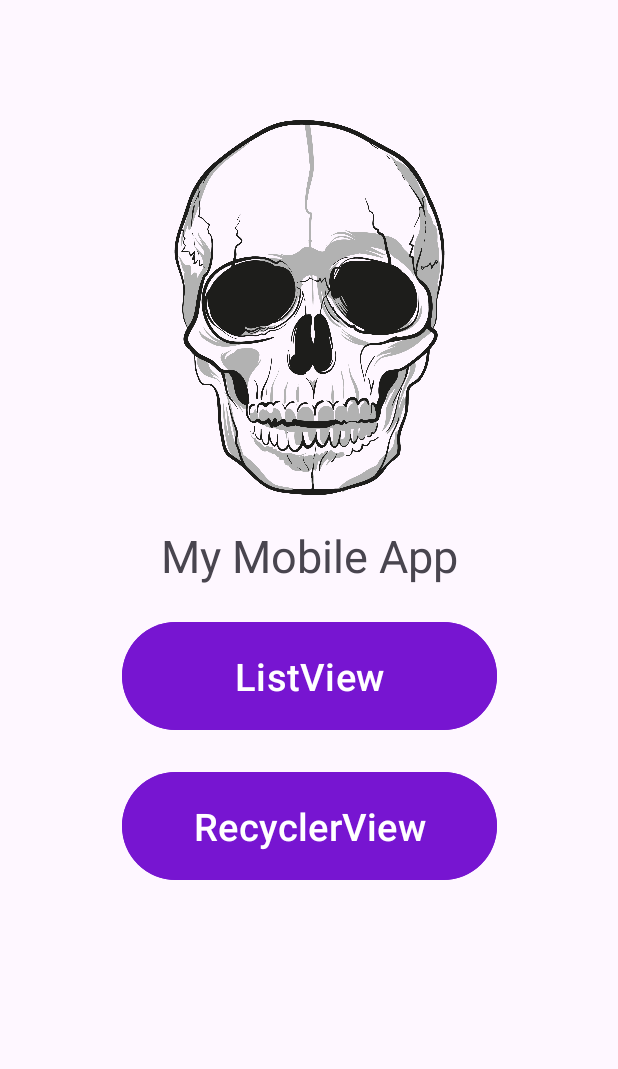
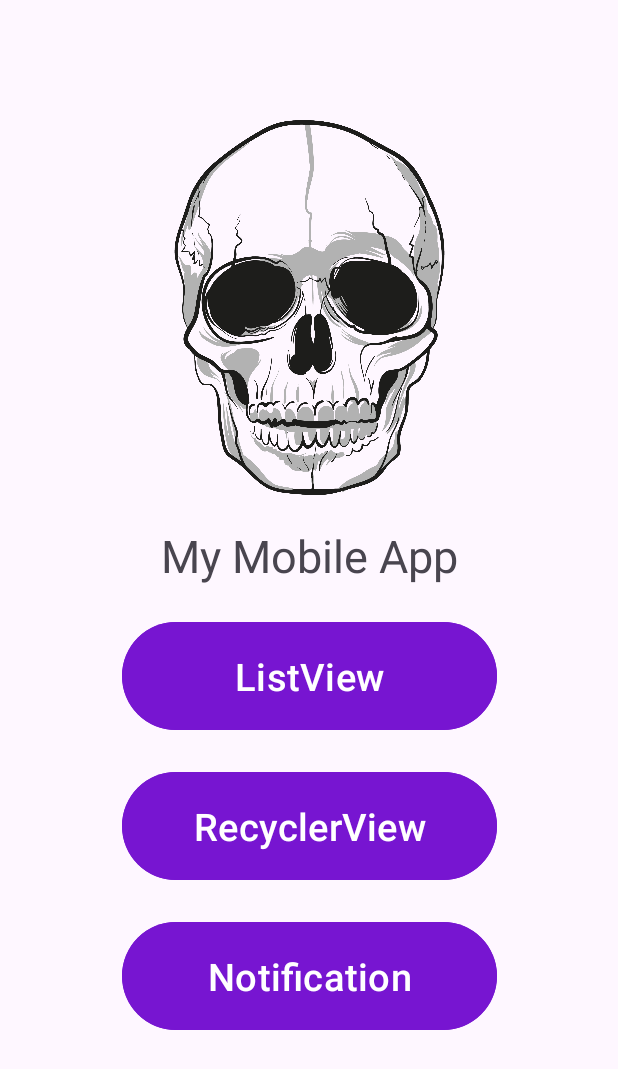
Before and after one commit to matyukhin00/MobileDevelopment, an Android app: the screen it shows after launch (MainActivity), on a phone screen of 412 x 824 dp. Shown: the top 1069 px of the screen. Run offline under Robolectric (Android 15) with nearby library versions, the light colour scheme and no system bars.

Commit message:
practice 6 in proccess

```diff
--- a/app/src/main/AndroidManifest.xml
+++ b/app/src/main/AndroidManifest.xml
@@ -1,6 +1,10 @@
 <?xml version="1.0" encoding="utf-8"?>
 <manifest xmlns:android="http://schemas.android.com/apk/res/android"
     xmlns:tools="http://schemas.android.com/tools">
+
+    <uses-permission android:name="android.permission.POST_NOTIFICATIONS" />
+    <uses-permission android:name="android.permission.NOTIFICATION" />
+    <uses-permission android:name="android.permission.SYSTEM_ALERT_WINDOW" />
 
     <application
         android:allowBackup="true"
@@ -12,6 +16,8 @@
         android:supportsRtl="true"
         android:theme="@style/Theme.MobileDevelopment"
         tools:targetApi="31">
+
+
         <activity
             android:name=".MainActivity"
             android:exported="true">
--- a/app/src/main/java/com/example/mobiledevelopment/StartFragment.java
+++ b/app/src/main/java/com/example/mobiledevelopment/StartFragment.java
@@ -1,17 +1,39 @@
 package com.example.mobiledevelopment;
 
+import android.app.NotificationChannel;
+import android.app.NotificationManager;
+import android.content.Context;
+import android.content.pm.PackageManager;
+import android.os.Build;
 import android.os.Bundle;
 import android.util.Log;
 import android.view.LayoutInflater;
 import android.view.View;
 import android.view.ViewGroup;
 
+import androidx.annotation.Nullable;
+import androidx.core.app.ActivityCompat;
+import androidx.core.app.NotificationCompat;
+import androidx.core.app.NotificationManagerCompat;
 import androidx.fragment.app.Fragment;
 import androidx.navigation.Navigation;
 
 public class StartFragment extends Fragment {
+    public final String CHANNEL_ID = "Channel_ID";
+    private final int notificationId = 10;
     public StartFragment() {
         super(R.layout.fragment_start);
+    }
+    @Override
+    public void onCreate(@Nullable Bundle savedInstanceState) {
+        super.onCreate(savedInstanceState);
+        if (Build.VERSION.SDK_INT >= Build.VERSION_CODES.O) {
+            NotificationChannel channel = new NotificationChannel(CHANNEL_ID, "Channel 1", NotificationManager.IMPORTANCE_HIGH);
+            channel.setDescription("This is Channel 1");
+            NotificationManager notificationManager = (NotificationManager)requireContext()
+                    .getSystemService(Context.NOTIFICATION_SERVICE);
+            notificationManager.createNotificationChannel(channel);
+        }
     }
     @Override
     public View onCreateView(LayoutInflater inflater, ViewGroup container, Bundle savedInstanceState) {
@@ -34,6 +56,24 @@ public class StartFragment extends Fragment {
                 Navigation.findNavController(v).navigate(R.id.startToRecycler, bundle);
             }
         });
+
+        view.findViewById(R.id.buttonNotification).setOnClickListener(new View.OnClickListener() {
+            @Override
+            public void onClick(View v) {
+                NotificationCompat.Builder builder = new NotificationCompat.Builder(requireContext(), CHANNEL_ID)
+                        .setSmallIcon(R.drawable.baseline_ac_unit_24)
+                        .setContentTitle("My Mobile App")
+                        .setContentText("It's my first notification")
+                        .setPriority(NotificationCompat.PRIORITY_HIGH);
+
+                NotificationManagerCompat notificationManager = NotificationManagerCompat.from(requireContext());
+                if (ActivityCompat.checkSelfPermission(requireContext(), Manifest.permission) != PackageManager.PERMISSION_GRANTED)
+                    return;
+                notificationManager.notify(notificationId, builder.build());
+
+            }
+        });
+
         return view;
     }
 }
--- /dev/null
+++ b/app/src/main/res/drawable/baseline_ac_unit_24.xml
@@ -0,0 +1,7 @@
+<vector android:height="24dp" android:tint="#000000"
+    android:viewportHeight="24" android:viewportWidth="24"
+    android:width="24dp" xmlns:android="http://schemas.android.com/apk/res/android">
+    <path
+        android:fillColor="@android:color/white"
+        android:pathData="M22,11h-4.17l3.24,-3.24 -1.41,-1.42L15,11h-2V9l4.66,-4.66 -1.42,-1.41L13,6.17V2h-2v4.17L7.76,2.93 6.34,4.34 11,9v2H9L4.34,6.34 2.93,7.76 6.17,11H2v2h4.17l-3.24,3.24 1.41,1.42L9,13h2v2l-4.66,4.66 1.42,1.41L11,17.83V22h2v-4.17l3.24,3.24 1.42,-1.41L13,15v-2h2l4.66,4.66 1.41,-1.42L17.83,13H22z"/>
+</vector>
--- a/app/src/main/res/layout/fragment_start.xml
+++ b/app/src/main/res/layout/fragment_start.xml
@@ -49,4 +49,16 @@
         android:text="RecyclerView"
         android:id="@+id/buttonToRecycler"/>
 
+    <Button
+        android:layout_width="250dp"
+        android:layout_height="80dp"
+        app:layout_constraintLeft_toLeftOf="parent"
+        app:layout_constraintRight_toRightOf="parent"
+        app:layout_constraintTop_toBottomOf="@id/buttonToRecycler"
+        android:layout_marginTop="20dp"
+        android:backgroundTint="@color/lavanda"
+        android:textSize="25sp"
+        android:text="Notification"
+        android:id="@+id/buttonNotification"/>
+
 </androidx.constraintlayout.widget.ConstraintLayout>
```
